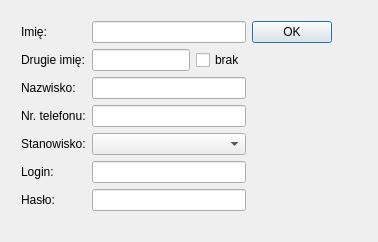
Before: the Qt Designer form CELEJ_PROJEKT_SERWIS_PIEC_v2/addworkerdialog.ui in kcelej/Celej_Firma_Piec_Biuro_Repo, drawn with Qt 5.
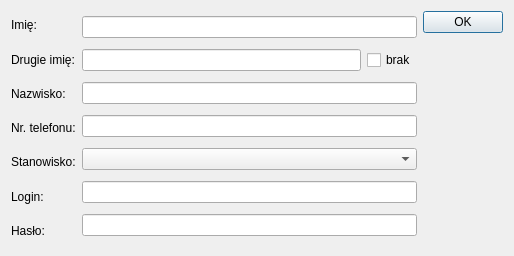
After: the same form once the commit is applied.

The edit to the form file:
```diff
--- a/CELEJ_PROJEKT_SERWIS_PIEC_v2/addworkerdialog.ui
+++ b/CELEJ_PROJEKT_SERWIS_PIEC_v2/addworkerdialog.ui
@@ -6,22 +6,21 @@
    <rect>
     <x>0</x>
     <y>0</y>
-    <width>378</width>
-    <height>242</height>
+    <width>514</width>
+    <height>256</height>
    </rect>
   </property>
+  <property name="sizePolicy">
+   <sizepolicy hsizetype="Expanding" vsizetype="Preferred">
+    <horstretch>0</horstretch>
+    <verstretch>0</verstretch>
+   </sizepolicy>
+  </property>
   <property name="windowTitle">
    <string>addWorkerDialog</string>
   </property>
-  <widget class="QWidget" name="">
-   <property name="geometry">
-    <rect>
-     <x>10</x>
-     <y>10</y>
-     <width>333</width>
-     <height>212</height>
-    </rect>
-   </property>
+  <layout class="QVBoxLayout" name="verticalLayout_4">
+   <item>
    <layout class="QHBoxLayout" name="horizontalLayout_3">
     <item>
      <layout class="QHBoxLayout" name="horizontalLayout_2">
@@ -141,7 +140,8 @@
      </layout>
     </item>
    </layout>
-  </widget>
+   </item>
+  </layout>
  </widget>
  <layoutdefault spacing="6" margin="11"/>
  <resources/>
```
Lines whose indentation alone changed are shown as unchanged.
